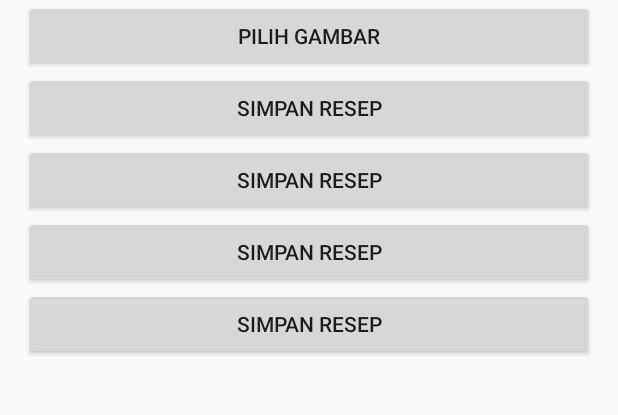
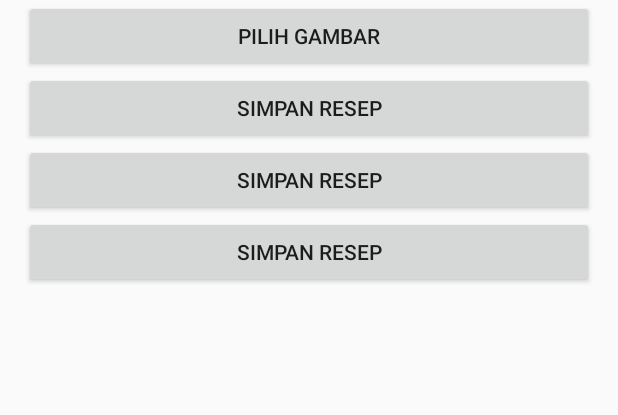
Before and after one commit to riyanardian/tugas-akhir-mobile, an Android app built with Jetpack Compose: the layout activity_tambah_resep.xml on its own in the app's theme, with its tools: preview values and no code run, on a phone screen of 412 x 824 dp, the part 460-875 px from its top. Run offline under Robolectric (Android 15) with nearby library versions, the light colour scheme and no system bars.

Commit message:
Deskripsi perubahan3

```diff
--- a/app/src/main/res/layout/activity_tambah_resep.xml
+++ b/app/src/main/res/layout/activity_tambah_resep.xml
@@ -49,9 +49,5 @@
         android:layout_width="match_parent"
         android:layout_height="wrap_content" />
 
-    <Button
-        android:id="@+id/btnS1"
-        android:text="Simpan Resep"
-        android:layout_width="match_parent"
-        android:layout_height="wrap_content" />
+
 </LinearLayout>
```
